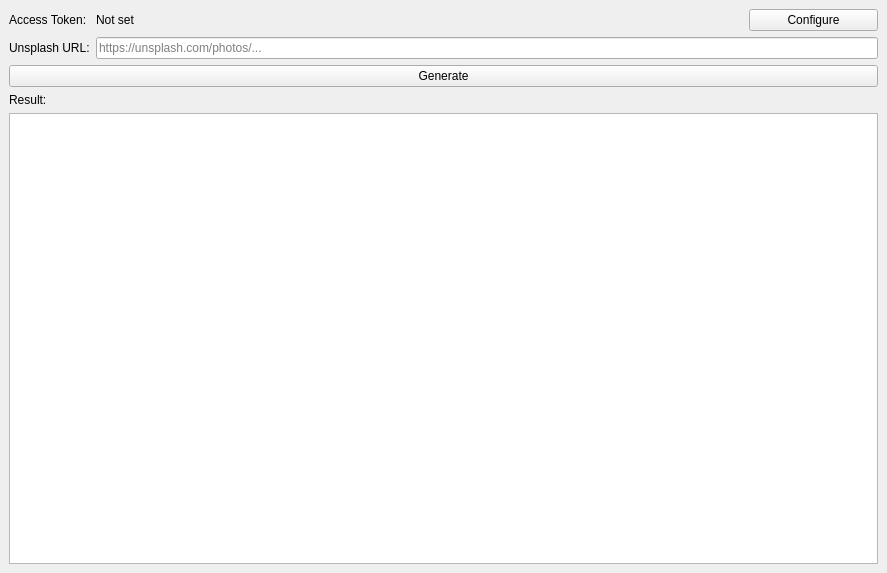
First picture: the form in ui/mainwindow.ui, repository lilacse/unsplash-markdown-generator, before the edit.
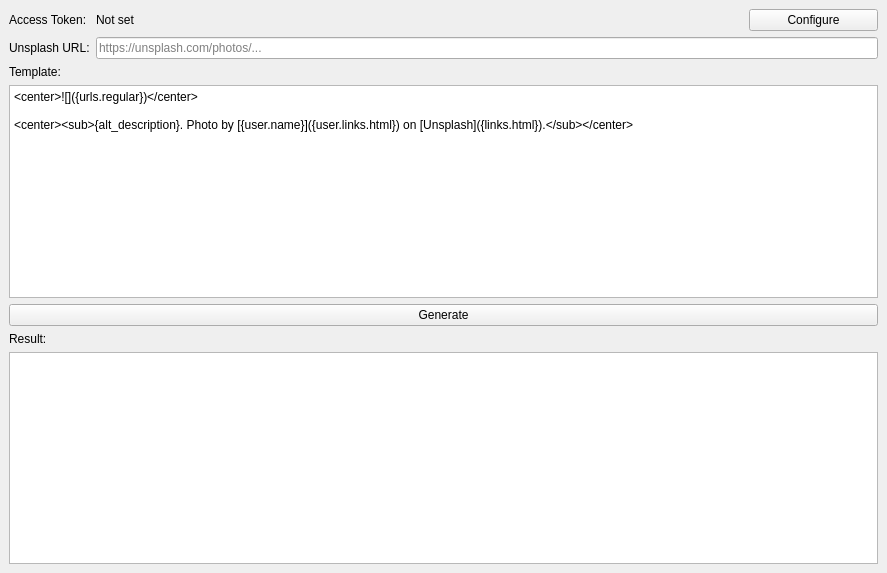
Second picture: the form after the edit.

Commit message: feat: custom markdown template

Patch:
```diff
--- a/ui/mainwindow.ui
+++ b/ui/mainwindow.ui
@@ -65,28 +65,51 @@
         </property>
        </widget>
       </item>
-      <item row="2" column="0" colspan="2">
+      <item row="2" column="0">
+       <widget class="QLabel" name="label_template">
+        <property name="text">
+         <string>Template:</string>
+        </property>
+       </widget>
+      </item>
+      <item row="2" column="1">
+       <widget class="QLabel" name="dummy_template">
+        <property name="text">
+         <string/>
+        </property>
+       </widget>
+      </item>
+      <item row="3" column="0" colspan="2">
+       <widget class="QPlainTextEdit" name="plainTextEdit_template">
+        <property name="plainText">
+         <string>&lt;center&gt;![]({urls.regular})&lt;/center&gt;
+
+&lt;center&gt;&lt;sub&gt;{alt_description}. Photo by [{user.name}]({user.links.html}) on [Unsplash]({links.html}).&lt;/sub&gt;&lt;/center&gt;</string>
+        </property>
+       </widget>
+      </item>
+      <item row="4" column="0" colspan="2">
        <widget class="QPushButton" name="pushButton_generate">
         <property name="text">
          <string>Generate</string>
         </property>
        </widget>
       </item>
-      <item row="3" column="0">
+      <item row="5" column="0">
        <widget class="QLabel" name="label_result">
         <property name="text">
          <string>Result:</string>
         </property>
        </widget>
       </item>
-      <item row="3" column="1">
+      <item row="5" column="1">
        <widget class="QLabel" name="dummy_result">
         <property name="text">
          <string/>
         </property>
        </widget>
       </item>
-      <item row="4" column="0" colspan="2">
+      <item row="6" column="0" colspan="2">
        <widget class="QPlainTextEdit" name="plainTextEdit_result">
         <property name="readOnly">
          <bool>false</bool>
```
The commit also changes 2 other files.
